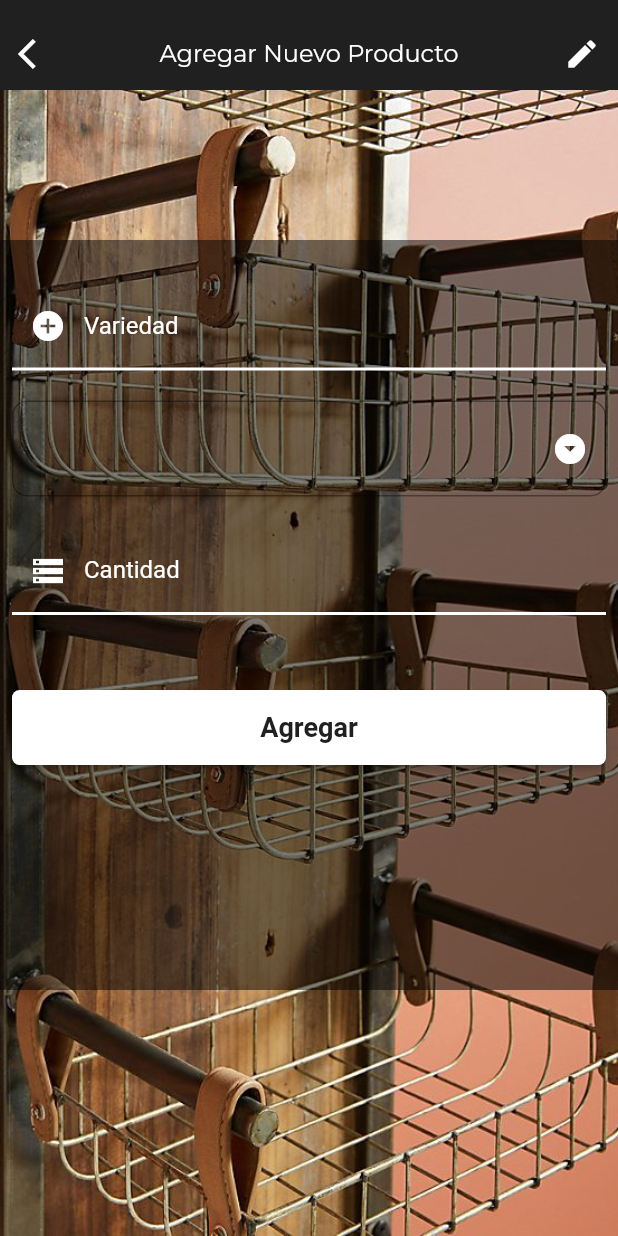
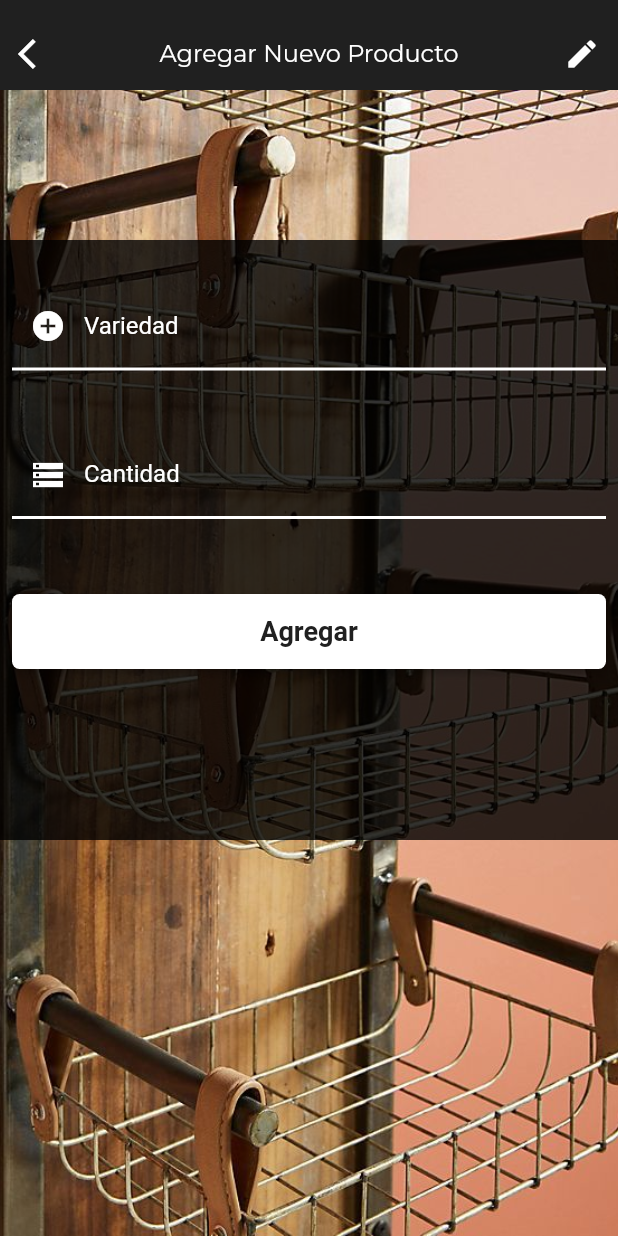
Before and after one commit to joosue72/Vazmen, a Flutter app: the NuevoProducto screen opened directly, on a phone screen of 412 x 824 dp. Run offline on Flutter 3.47's test engine with Material 2 defaults, Android fonts, the light colour scheme and no system bars; drawn by our look-alikes of argon_buttons_flutter; our stand-ins replace cloud_firestore, firebase_core, flutter_spinkit, google_fonts; accounts and stored records are empty.

Commit message:
Version 1.0.2

```diff
--- a/lib/NuevoProducto.dart
+++ b/lib/NuevoProducto.dart
@@ -22,16 +22,7 @@ final db = FirebaseFirestore.instance;
   String calidad;
   dynamic  cantidad;
   String variedad;
-  var  _currentSelectedValue;
- var _currencies = [
-    "1ra",
-    "2nda",
-    "3ra",
-    "4ta",
-    "Cambray",
-    "Monos",
-    "Gordas"
-  ];
+
 class _NuevoProductoState extends State<NuevoProducto> {
 
   TextFormField buildTextFormFieldCantidad() {
@@ -166,8 +157,8 @@ TextFormField buildTextFormFieldVariedad() {
                 children: <Widget>[
 
           Container(
-            color: Color(0xFF000000).withOpacity(0.5),
-            height: 500.0,
+            color: Color(0xFF000000).withOpacity(0.8),
+            height: 400.0,
                     width: MediaQuery.of(context).size.width,
           child: ListView(
                       padding: EdgeInsets.all(8),
@@ -178,56 +169,7 @@ TextFormField buildTextFormFieldVariedad() {
                         SizedBox(height: 20.0,),
 
 
- FormField<String>(
 
-
-
-          builder: (FormFieldState<String> state) {
-
-            return InputDecorator(
-
-              decoration: InputDecoration(
-
-                  labelStyle: TextStyle(color: Colors.white),
-                  errorStyle: TextStyle(color: Colors.redAccent, fontSize: 16.0),
-                  hintText: 'Seleccione calidad',
-                  hintStyle: TextStyle(color: Colors.black, backgroundColor: Colors.white),
-                  prefixStyle: TextStyle(color: Colors.white),
-
-                  border: OutlineInputBorder(borderRadius: BorderRadius.circular(10.0), borderSide: BorderSide(color: Colors.white),)),
-              isEmpty: _currentSelectedValue == '',
-
-              child: DropdownButtonHideUnderline(
-
-                child: DropdownButton<String>(
-                  dropdownColor: Colors.black,
-                  icon: Icon(Icons.arrow_drop_down_circle, color: Colors.white),
-                  focusColor: Colors.white,
-                  value: _currentSelectedValue,
-                  isDense: true,
-                  onChanged: (String newValue) {
-                    setState(() {
-                      _currentSelectedValue = newValue;
-                      state.didChange(newValue);
-                    });
-                  },
-                  items: _currencies.map((String value) {
-
-                    return DropdownMenuItem<String>(
-
-                      value: value,
-                      child: Text(value,
-                      style: TextStyle(color: Colors.white),
-
-                      ),
-
-                    );
-                  }).toList(),
-                ),
-              ),
-            );
-          },
-        ),
                         SizedBox(height: 20.0,),
                         Form(child: buildTextFormFieldCantidad(),),
                         SizedBox(height: 50.0,),
@@ -374,7 +316,7 @@ void correcto()
       variedad = _textFieldVariedad.text.toString();
                                cantidad = double.parse(_textFieldController.text);
                                calidad = _textFieldCalidad.text.toString();
-                  FirebaseFirestore.instance.collection('Inventario').doc("$variedad").set({'Variedad': '$variedad', 'Cantidad': cantidad, 'Calidad': '$_currentSelectedValue'});
+                  FirebaseFirestore.instance.collection('Inventario').doc("$variedad").set({'Variedad': '$variedad', 'Cantidad': cantidad});
                     _textFieldCalidad.text="";
   _textFieldVariedad.text="";
   _textFieldController.text="";
--- a/lib/splash.dart
+++ b/lib/splash.dart
@@ -231,7 +231,7 @@ Route route = MaterialPageRoute(builder: (bc) => HomePage());
         case '6':
             dia =  "Sabado";
         break;
-        case '8':
+        case '9':
             dia =  "Domingo";
         break;
       }
```
Also changed, not shown: lib/detailspage.dart (+6 -75 lines).
